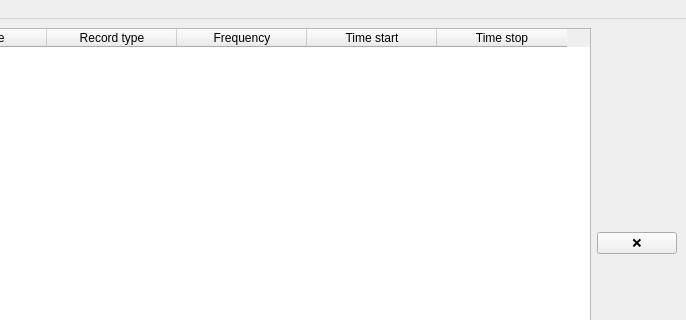
Above: SeisRevise/GUI/Forms/MainWindowForm.ui from ArtCode-Kazan/SeisViewer before the change; both pictures show x 223 to 909 and y 0 to 320 of the 909 by 489 pixel window. Below: the same form after it.
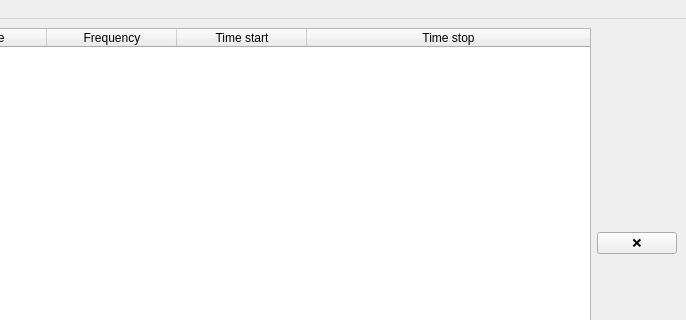
That is the form after the change.

Commit message: version 1.1.1 Code refactoring: column "Record type" was removed from main window (don't  need, 'ZXY' record type setup by default in BinaryFile class)  Requires: SeisCore 0.3.8

```diff
--- a/SeisRevise/GUI/Forms/MainWindowForm.ui
+++ b/SeisRevise/GUI/Forms/MainWindowForm.ui
@@ -17,6 +17,9 @@
    <layout class="QHBoxLayout" name="horizontalLayout">
     <item>
      <widget class="QTableWidget" name="gFileInfo">
+      <property name="alternatingRowColors">
+       <bool>false</bool>
+      </property>
       <property name="selectionMode">
        <enum>QAbstractItemView::SingleSelection</enum>
       </property>
@@ -26,6 +29,9 @@
       <attribute name="horizontalHeaderDefaultSectionSize">
        <number>130</number>
       </attribute>
+      <attribute name="horizontalHeaderStretchLastSection">
+       <bool>true</bool>
+      </attribute>
       <column>
        <property name="text">
         <string>File name</string>
@@ -36,11 +42,6 @@
         <string>File type</string>
        </property>
       </column>
-      <column>
-       <property name="text">
-        <string>Record type</string>
-       </property>
-      </column>
       <column>
        <property name="text">
         <string>Frequency</string>
```
Left out of the diff: 3 changed lines with no effect on the pictures. The commit also changes 5 other files.
